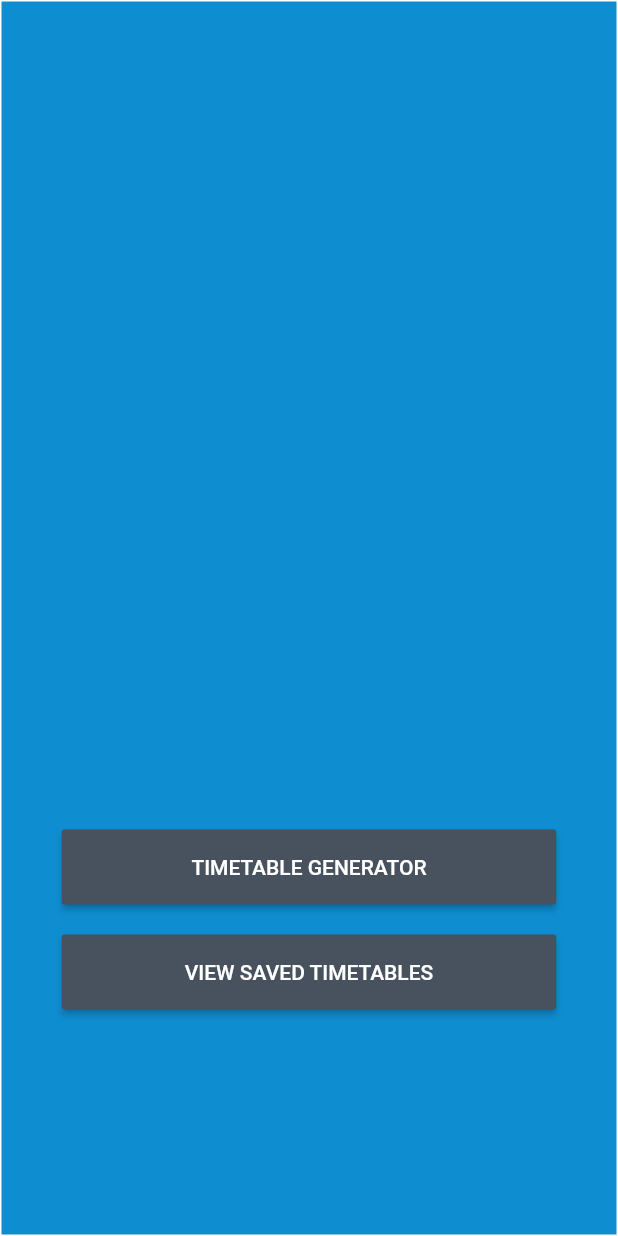
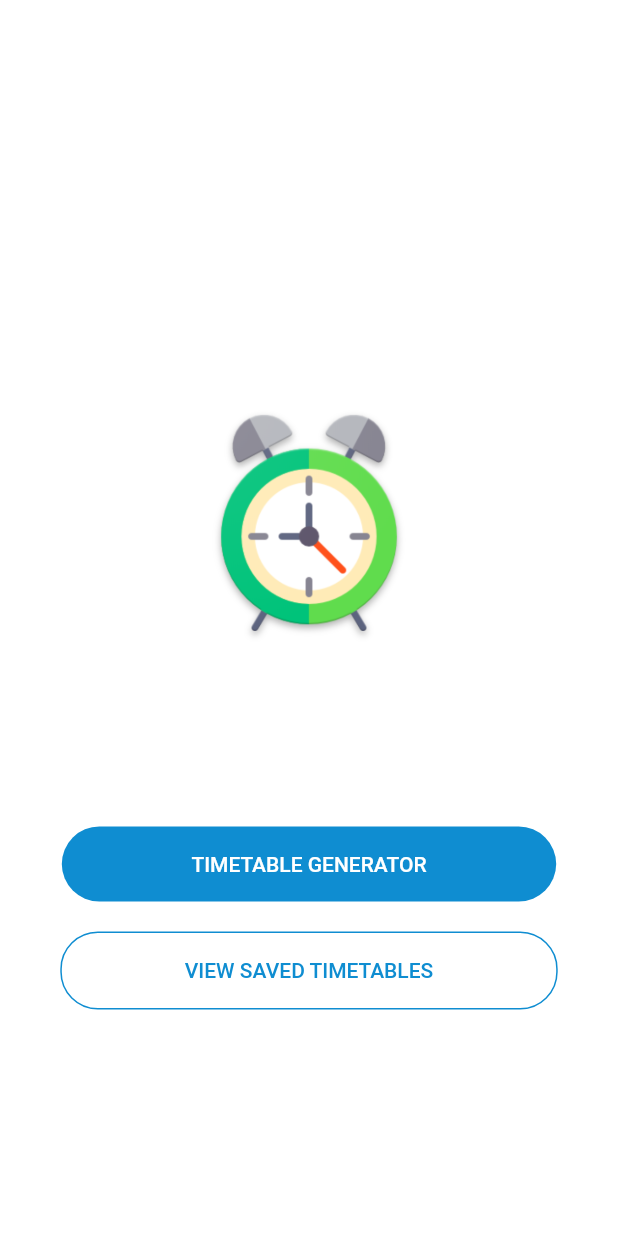
Before and after one commit to ovidiumunteanu/starshelper_flutter, a Flutter app: the screen it shows after launch, on a phone screen of 412 x 824 dp. Run offline on Flutter 3.47's test engine with Material 2 defaults, Android fonts, the phone set to English and light mode, and no system bars; our stand-ins replace buttons_tabbar, firebase_database, flutter_vector_icons; accounts and stored records are empty.

Commit message:
home page design

```diff
--- a/starshelper_app/lib/pages/home.dart
+++ b/starshelper_app/lib/pages/home.dart
@@ -24,34 +24,45 @@ class _MyHomePageState extends State<MyHomePage> {
             width: double.infinity,
             height: double.infinity,
             decoration: BoxDecoration(
-                              color: C_colors.bg,
+                              color: Colors.white,
                               border: Border.all(
                                   style: BorderStyle.solid,
                                   color: Colors.white)),
         child: Column(
           mainAxisAlignment: MainAxisAlignment.end,
           children: <Widget>[
+            Image.asset(
+            'assets/imgs/clock.png',
+            width: scrWidth * 0.4,
+            height: scrWidth * 0.4,
+            fit: BoxFit.contain,
+          ),
             Container(
               child: MaterialButton(child: Text( 'TIMETABLE GENERATOR'),
-                color: C_colors.btnbg,
                 textColor: Colors.white,
                 minWidth: scrWidth * 0.8,
                 height: 50,
                 onPressed: () {
                   gotoPage(context, ModulesPage());
               },),
-              margin: EdgeInsets.only(top: 20),
+              margin: EdgeInsets.only(top: 120),
+              decoration: BoxDecoration(
+                color: C_colors.bg,
+                borderRadius: BorderRadius.circular(25),)
             ),
             Container(
               child: MaterialButton(child: Text( 'VIEW SAVED TIMETABLES'),
-                color: C_colors.btnbg,
-                textColor: Colors.white,
+                textColor: C_colors.bg,
                 minWidth: scrWidth * 0.8,
                 height: 50,
                 onPressed: () {
                   gotoPage(context, TTablesPage());
               },),
               margin: EdgeInsets.only(top: 20),
+              decoration: BoxDecoration(
+                color: Colors.white,
+                border: Border.all(style: BorderStyle.solid, color: C_colors.bg),
+                borderRadius: BorderRadius.circular(25),)
             ),
 
           ],
--- a/starshelper_app/pubspec.yaml
+++ b/starshelper_app/pubspec.yaml
@@ -52,9 +52,8 @@ flutter:
   uses-material-design: true
 
   # To add assets to your application, add an assets section, like this:
-  # assets:
-  #   - images/a_dot_burr.jpeg
-  #   - images/a_dot_ham.jpeg
+  assets:
+    - assets/imgs/clock.png
 
   # An image asset can refer to one or more resolution-specific "variants", see
   # https://flutter.dev/assets-and-images/#resolution-aware.
```
Also changed, not shown: starshelper_app/assets/imgs/clock.png (added).
